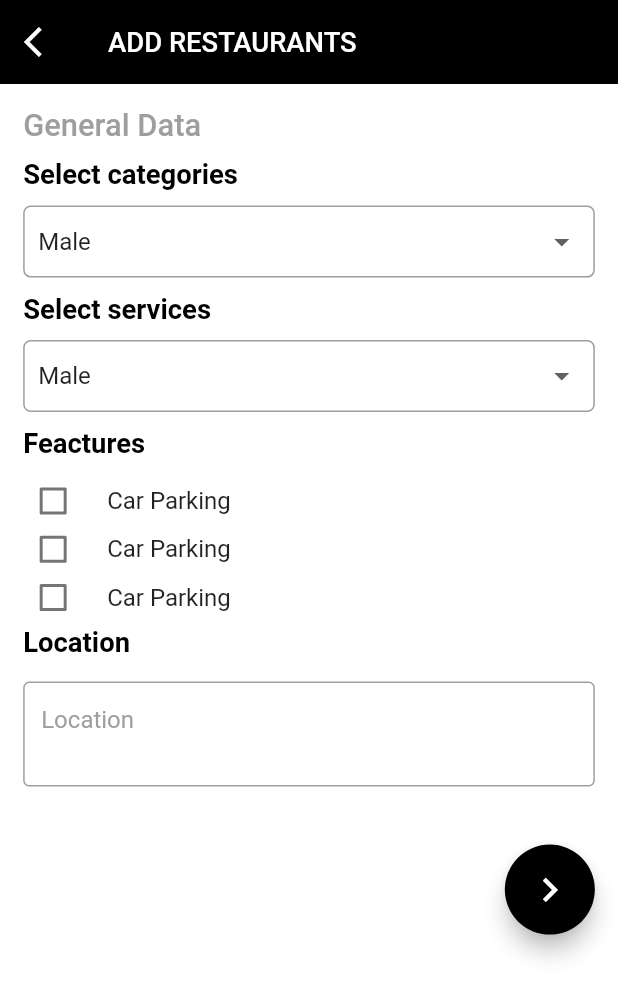
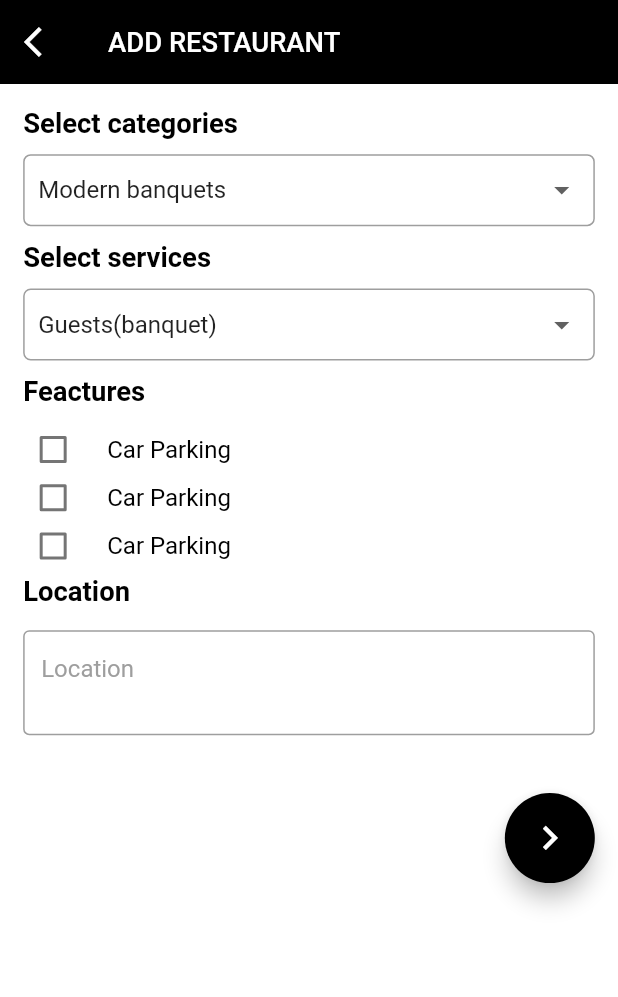
Before and after one commit to shahbhaktidevkrushna/MyDasma, a Flutter app: the AddRestaurantScreen1 screen opened directly, on a phone screen of 412 x 824 dp. Shown: the top 997 px of the screen. Run offline on Flutter 3.47's test engine with Material 2 defaults, Android fonts, the phone set to English and light mode, and no system bars; our stand-ins replace easy_localization, file_picker, flick_video_player, flutter_platform_widgets, flutter_rating_bar, flutter_screenutil and 11 more; missing offline and left inert: select_dialog, video_thumbnail, video_viewer; accounts and stored records are empty.

Commit message:
set strings in constant

```diff
--- a/my_dasma/lib/extras/constants/StringConstant.dart
+++ b/my_dasma/lib/extras/constants/StringConstant.dart
@@ -87,6 +87,31 @@ const txtSelectPhotos = "Select Photos";
 const txtSelectVideos = "Select videos";
 const txtSend = "Send";
 const txtCancel = "Cancel";
+const txtListOfRestaurant = "List Of Restaurants";
+const txtAddRestaurant = "Add Restaurant";
+const txtRestaurantName = "Name of Restaurant";
+const txtCreatedDate = "Created : ";
+const txtModifiedDate = "Modified : ";
+const txtView = "View";
+const txtEdit = "Edit";
+const txtLookAtRestaurant = "Look At The Restaurant";
+const txtDetailsOfRestaurant = "Details of the Restaurant";
+const txtMinimumAllowPeople = "Minimum allowed people";
+const txtMaximumAllowPeople = "Maximum allowed people";
+const txtCreated = "Created";
+const txtWidth = "Width";
+const txtLength = "Length";
+const txtState = "State";
+const txtSelectCategory = "Select categories";
+const txtSelectService = "Select services";
+const txtFeactures = "Feactures";
+const txtMediaSelection = "Media Selection";
+const txtYoutubeVideoLink = "On Youtube Video At Restaurants";
+const txtVideoLink = "Video Link";
+const txtOtherRestaurantDetail = "Other Restaurant Detail";
+const txtRestaurantAddress = "Address Of Restaurant";
+const txtAddMenu = "Add Menu";
+
 
 
 // Validations msg
@@ -125,3 +150,4 @@ const catDancer = "DANCER";
 // Static content (remove after api call)
 
 const resDescription = "Eclipse Resort is one of the largest resorts in Albania and the region. With many years of experience and well-qualified staff, Eclipse Resort offers high quality service and warmth to all potential guests. The space and staff of the hotel provide you with unprecedented comfort and convenience elsewhere. Any party (merry / wedding,…) can only make sense at the Eclipse Complex. The resort also features summer and winter swimming pools. And, above all, Eclipse Resort is the most beautiful and amazing place possible for your wedding, because the complex has 3 brilliant wedding halls, with capacities from 150, 250 and 450 people. Meanwhile, if you have dreamed of organizing a real wedding like in fairy tales, then such a thing you can make a reality quite easily through the online platform MyDasma.";
+const restaurantDetail = "Please note that all parts must be completed before your business becomes public. If you can not add all the details at once, be sure to press the Send button, or you will lose everything you have written / added. Video is optional.";
--- a/my_dasma/lib/ui/AddRestaurant1.dart
+++ b/my_dasma/lib/ui/AddRestaurant1.dart
@@ -38,10 +38,10 @@ class _AddRestaurantScreen1State extends State<AddRestaurantScreen1> {
         backgroundColor: Colors.white,
         appBar: CommonAppBar(
           appBar: AppBar(),
-          title: "Add Restaurants",
+          title: txtAddRestaurant,
           AppBarBackground:Colors.black,
           isLeading: true,
-          // isDrawer: true,
+
           textColor: Colors.white,
 
         ),
@@ -53,9 +53,7 @@ class _AddRestaurantScreen1State extends State<AddRestaurantScreen1> {
                 child: Column(
                   crossAxisAlignment: CrossAxisAlignment.start,
                   children: [
-                    Text("General Data",style: TextStyle(fontSize: 18.sp,color: Colors.grey,fontWeight: FontWeight.w500),),
-                    SizedBox(height: 8.h,),
-                    Text("Select categories",style: TextStyle(fontSize: 16.sp,color: Colors.black,fontWeight: FontWeight.bold),),
+                    Text(txtSelectCategory,style: TextStyle(fontSize: 16.sp,color: Colors.black,fontWeight: FontWeight.bold),),
                     SizedBox(height: 8.h,),
                  InputDecorator(
                   decoration: InputDecoration(
@@ -64,13 +62,14 @@ class _AddRestaurantScreen1State extends State<AddRestaurantScreen1> {
                   ),
                     child:DropdownButtonHideUnderline(
                       child: DropdownButton<String>(
-                        value: "Male",
+                        value: "Modern banquets",
+
                         isDense: true,
                         isExpanded: true,
                         items: [
-                          DropdownMenuItem(child: Text("Select Gender"), value: ""),
-                          DropdownMenuItem(child: Text("Male"), value: "Male"),
-                          DropdownMenuItem(child: Text("Female"), value: "Female"),
+                          DropdownMenuItem(child: Text("Select Category",style: TextStyle(fontSize: 14.sp,fontWeight: FontWeight.normal),), value: ""),
+                          DropdownMenuItem(child: Text("Modern banquets",style: TextStyle(fontSize: 14.sp,fontWeight: FontWeight.normal)), value: "Modern banquets"),
+                          DropdownMenuItem(child: Text("Extra banquets",style: TextStyle(fontSize: 14.sp,fontWeight: FontWeight.normal)), value: "Extra banquets"),
                         ],
                         onChanged: (newValue) {
                           setState(() {
@@ -79,7 +78,7 @@ class _AddRestaurantScreen1State extends State<AddRestaurantScreen1> {
                       ),
                     ),) ,
                     SizedBox(height: 8.h,),
-                    Text("Select services",style: TextStyle(fontSize: 16.sp,color: Colors.black,fontWeight: FontWeight.bold),),
+                    Text(txtSelectService,style: TextStyle(fontSize: 16.sp,color: Colors.black,fontWeight: FontWeight.bold),),
                     SizedBox(height: 8.h,),
                     InputDecorator(
                       decoration: InputDecoration(
@@ -88,13 +87,13 @@ class _AddRestaurantScreen1State extends State<AddRestaurantScreen1> {
                       ),
                       child:DropdownButtonHideUnderline(
                         child: DropdownButton<String>(
-                          value: "Male",
+                          value: "Guests(banquet)",
                           isDense: true,
                           isExpanded: true,
                           items: [
-                            DropdownMenuItem(child: Text("Select Gender"), value: ""),
-                            DropdownMenuItem(child: Text("Male"), value: "Male"),
-                            DropdownMenuItem(child: Text("Female"), value: "Female"),
+                            DropdownMenuItem(child: Text("Select service"), value: ""),
+                            DropdownMenuItem(child: Text("Guests(banquet)"), value: "Guests(banquet)"),
+                            DropdownMenuItem(child: Text("Dinner"), value: "Dinner"),
                           ],
                           onChanged: (newValue) {
                             setState(() {
@@ -103,7 +102,7 @@ class _AddRestaurantScreen1State extends State<AddRestaurantScreen1> {
                         ),
                       ),),
                     SizedBox(height: 8.h,),
-                    Text("Feactures",style: TextStyle(fontSize: 16.sp,color: Colors.black,fontWeight: FontWeight.bold),),
+                    Text(txtFeactures,style: TextStyle(fontSize: 16.sp,color: Colors.black,fontWeight: FontWeight.bold),),
                     ListView.builder(
                       itemCount: 3,
 
@@ -117,7 +116,11 @@ class _AddRestaurantScreen1State extends State<AddRestaurantScreen1> {
                               controlAffinity: ListTileControlAffinity.leading,
                               contentPadding: EdgeInsets.all(0),
                               activeColor: Colors.black,
-                              title: const Text('Car Parking'),
+                              title:  Text('Car Parking',style:TextStyle(
+                                  fontSize: 14.sp,
+
+                                  color: Colors.black
+                              ),),
                               value: this.valuefirst,
                               onChanged: (value) {
                                 setState(() {
@@ -130,9 +133,9 @@ class _AddRestaurantScreen1State extends State<AddRestaurantScreen1> {
                       },
                     ),
                     SizedBox(height: 12.h,),
-                    Text("Location",style: TextStyle(fontSize: 16.sp,color: Colors.black,fontWeight: FontWeight.bold),),
+                    Text(txtLocation,style: TextStyle(fontSize: 16.sp,color: Colors.black,fontWeight: FontWeight.bold),),
                     SizedBox(height: 12.h,),
-                    CommonBusinessTextField(context: context, hintText: "Location", maxLine: 2),
+                    CommonBusinessTextField(context: context, hintText: txtLocation, maxLine: 2),
 
                     SizedBox(height: 30.h,),
 
@@ -155,53 +158,7 @@ class _AddRestaurantScreen1State extends State<AddRestaurantScreen1> {
                         ),
                       ),
                     ),
-                    // Align(
-                    //   alignment: Alignment. topRight,
-                    //   child: CommonElevatedButton(
-                    //     lableText: "Next",
-                    //     context: context,
-                    //     ButtonBackground: Colors.black,
-                    //     onTap: ()
-                    //     {
-                    //       Navigator.of(context).push(MaterialPageRoute(
-                    //           builder: (context) => MediaSelection()));
-                    //     },
-                    //   ),
-                    // )
 
-                    // Text("Minimum Allowed People",style: TextStyle(fontSize: 16.sp,color: Colors.black,fontWeight: FontWeight.bold),),
-                    // SizedBox(height: 8.h,),
-                    // Container(
-                    //   height: 37.h,
-                    //   child: TextField(
-                    //     decoration: new InputDecoration(
-                    //       focusedBorder: OutlineInputBorder(
-                    //         borderSide: BorderSide(color: Colors.greenAccent, width: 5.0),
-                    //       ),
-                    //       enabledBorder: OutlineInputBorder(
-                    //         borderSide: BorderSide(color: Colors.grey, width: 1.0),
-                    //       ),
-                    //       //hintText: 'Mobile Number',
-                    //     ),
-                    //   ),
-                    // ),
-                    // SizedBox(height: 8.h,),
-                    // Text("Maximum Allowed People",style: TextStyle(fontSize: 16.sp,color: Colors.black,fontWeight: FontWeight.bold),),
-                    // SizedBox(height: 8.h,),
-                    // Container(
-                    //   height: 37.h,
-                    //   child: TextField(
-                    //     decoration: new InputDecoration(
-                    //       focusedBorder: OutlineInputBorder(
-                    //         borderSide: BorderSide(color: Colors.greenAccent, width: 5.0),
-                    //       ),
-                    //       enabledBorder: OutlineInputBorder(
-                    //         borderSide: BorderSide(color: Colors.grey, width: 1.0),
-                    //       ),
-                    //       //hintText: 'Mobile Number',
-                    //     ),
-                    //   ),
-                    // ),
                   ],
                 ),
               ),
```
Also changed, not shown: my_dasma/lib/ui/AddRestaurantMainDetail.dart (+18 -42 lines), my_dasma/lib/ui/BusinessHomeScreen.dart (+11 -8 lines), my_dasma/lib/ui/MediaSelection.dart (+4 -17 lines), my_dasma/lib/ui/ViewDetailScreen.dart (+10 -10 lines).
